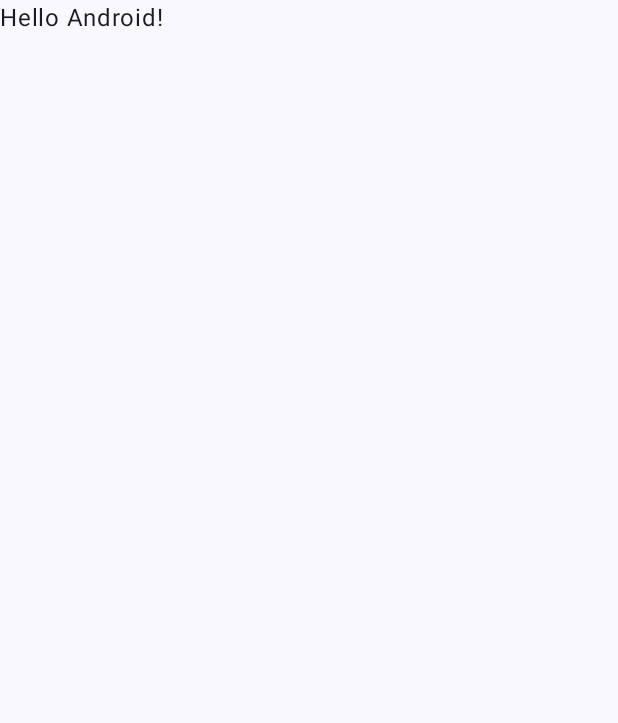
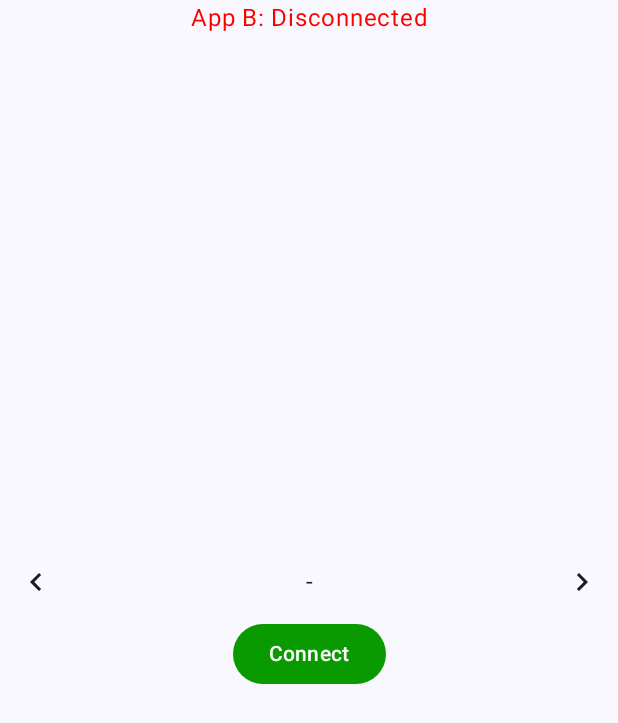
Before and after one commit to philipplackner/AndroidInternals2, an Android app built with Jetpack Compose: the screen it shows after launch (MainActivity), on a phone screen of 412 x 824 dp. Before the commit the part shown is almost empty. Shown: the top 723 px of the screen. Run offline under Robolectric (Android 15) with nearby library versions, the phone set to English and light mode, and no system bars.

Commit message:
Service binding via Messenger API

```diff
--- a/app/build.gradle.kts
+++ b/app/build.gradle.kts
@@ -56,4 +56,6 @@ dependencies {
     androidTestImplementation(libs.androidx.ui.test.junit4)
     debugImplementation(libs.androidx.ui.tooling)
     debugImplementation(libs.androidx.ui.test.manifest)
+
+    implementation(libs.androidx.lifecycle.runtime.compose)
 }
--- a/app/src/main/java/com/plcoding/androidinternals2/MainActivity.kt
+++ b/app/src/main/java/com/plcoding/androidinternals2/MainActivity.kt
@@ -11,37 +11,29 @@ import androidx.compose.material3.Text
 import androidx.compose.runtime.Composable
 import androidx.compose.ui.Modifier
 import androidx.compose.ui.tooling.preview.Preview
+import com.plcoding.androidinternals2.service.MusicControlsUi
 import com.plcoding.androidinternals2.ui.theme.AndroidInternals2Theme
 
 class MainActivity : ComponentActivity() {
+
+    private val musicController by lazy {
+        (application as MusicApp).musicServiceController
+    }
+
     override fun onCreate(savedInstanceState: Bundle?) {
         super.onCreate(savedInstanceState)
         enableEdgeToEdge()
         setContent {
             AndroidInternals2Theme {
                 Scaffold(modifier = Modifier.fillMaxSize()) { innerPadding ->
-                    Greeting(
-                        name = "Android",
-                        modifier = Modifier.padding(innerPadding)
+                    MusicControlsUi(
+                        controller = musicController,
+                        modifier = Modifier
+                            .fillMaxSize()
+                            .padding(innerPadding)
                     )
                 }
             }
         }
     }
 }
-
-@Composable
-fun Greeting(name: String, modifier: Modifier = Modifier) {
-    Text(
-        text = "Hello $name!",
-        modifier = modifier
-    )
-}
-
-@Preview(showBackground = true)
-@Composable
-fun GreetingPreview() {
-    AndroidInternals2Theme {
-        Greeting("Android")
-    }
-}
--- /dev/null
+++ b/app/src/main/java/com/plcoding/androidinternals2/MusicApp.kt
@@ -0,0 +1,14 @@
+package com.plcoding.androidinternals2
+
+import android.app.Application
+import com.plcoding.androidinternals2.service.MusicServiceController
+
+class MusicApp: Application() {
+
+    lateinit var musicServiceController: MusicServiceController
+
+    override fun onCreate() {
+        super.onCreate()
+        musicServiceController = MusicServiceController(this)
+    }
+}
--- /dev/null
+++ b/app/src/main/java/com/plcoding/androidinternals2/service/MusicControlsUi.kt
@@ -0,0 +1,117 @@
+@file:OptIn(ExperimentalFoundationApi::class)
+
+package com.plcoding.androidinternals2.service
+
+import androidx.compose.foundation.ExperimentalFoundationApi
+import androidx.compose.foundation.basicMarquee
+import androidx.compose.foundation.layout.Arrangement
+import androidx.compose.foundation.layout.Box
+import androidx.compose.foundation.layout.Column
+import androidx.compose.foundation.layout.Row
+import androidx.compose.foundation.layout.fillMaxSize
+import androidx.compose.foundation.layout.fillMaxWidth
+import androidx.compose.material.icons.Icons
+import androidx.compose.material.icons.automirrored.filled.KeyboardArrowLeft
+import androidx.compose.material.icons.automirrored.filled.KeyboardArrowRight
+import androidx.compose.material.icons.filled.KeyboardArrowLeft
+import androidx.compose.material3.Button
+import androidx.compose.material3.ButtonDefaults
+import androidx.compose.material3.Icon
+import androidx.compose.material3.IconButton
+import androidx.compose.material3.Text
+import androidx.compose.runtime.Composable
+import androidx.compose.runtime.getValue
+import androidx.compose.ui.Alignment
+import androidx.compose.ui.Modifier
+import androidx.compose.ui.graphics.Color
+import androidx.compose.ui.text.style.TextAlign
+import androidx.lifecycle.compose.collectAsStateWithLifecycle
+
+@Composable
+fun MusicControlsUi(
+    controller: MusicServiceController,
+    modifier: Modifier = Modifier
+) {
+    val isConnected by controller.isConnected.collectAsStateWithLifecycle()
+    val currentSong by controller.currentSong.collectAsStateWithLifecycle()
+    val green = Color(0xFF099A00)
+    Box(
+        modifier = modifier
+            .fillMaxSize(),
+        contentAlignment = Alignment.Center
+    ) {
+        if(isConnected) {
+            Text(
+                text = "App B: Connected",
+                color = green,
+                textAlign = TextAlign.Center,
+                modifier = Modifier.align(Alignment.TopCenter)
+            )
+        } else {
+            Text(
+                text = "App B: Disconnected",
+                color = Color.Red,
+                textAlign = TextAlign.Center,
+                modifier = Modifier.align(Alignment.TopCenter)
+            )
+        }
+        Column(
+            modifier = Modifier
+                .fillMaxWidth(),
+            horizontalAlignment = Alignment.CenterHorizontally
+        ) {
+            Row(
+                modifier = Modifier
+                    .fillMaxWidth(),
+                horizontalArrangement = Arrangement.Center,
+                verticalAlignment = Alignment.CenterVertically
+            ) {
+                IconButton(
+                    onClick = controller::previous
+                ) {
+                    Icon(
+                        imageVector = Icons.AutoMirrored.Filled.KeyboardArrowLeft,
+                        contentDescription = "Previous"
+                    )
+                }
+                Text(
+                    text = currentSong,
+                    modifier = Modifier
+                        .weight(1f)
+                        .basicMarquee(),
+                    textAlign = TextAlign.Center
+                )
+                IconButton(
+                    onClick = controller::next
+                ) {
+                    Icon(
+                        imageVector = Icons.AutoMirrored.Filled.KeyboardArrowRight,
+                        contentDescription = "Next"
+                    )
+                }
+            }
+            Button(
+                onClick = {
+                    if(isConnected) {
+                        controller.unbind()
+                    } else {
+                        controller.bind()
+                    }
+                },
+                colors = ButtonDefaults.buttonColors(
+                    containerColor = if(isConnected) {
+                        Color.Red
+                    } else {
+                        green
+                    }
+                )
+            ) {
+                if(isConnected) {
+                    Text(text = "Disconnect",)
+                } else {
+                    Text(text = "Connect")
+                }
+            }
+        }
+    }
+}
--- /dev/null
+++ b/app/src/main/java/com/plcoding/androidinternals2/service/MusicServiceController.kt
@@ -0,0 +1,114 @@
+package com.plcoding.androidinternals2.service
+
+import android.content.ComponentName
+import android.content.Context
+import android.content.Intent
+import android.content.ServiceConnection
+import android.os.Handler
+import android.os.IBinder
+import android.os.Looper
+import android.os.Message
+import android.os.Messenger
+import kotlinx.coroutines.CoroutineScope
+import kotlinx.coroutines.ExperimentalCoroutinesApi
+import kotlinx.coroutines.flow.MutableStateFlow
+import kotlinx.coroutines.flow.SharingStarted
+import kotlinx.coroutines.flow.asStateFlow
+import kotlinx.coroutines.flow.flatMapLatest
+import kotlinx.coroutines.flow.flowOf
+import kotlinx.coroutines.flow.stateIn
+
+class MusicServiceController(
+    private val context: Context,
+) {
+    private var serverMessenger: Messenger? = null
+    private val clientMessenger = Messenger(
+        ClientIncomingHandler(
+            onSongChanged = { _currentSong.value = it }
+        )
+    )
+
+    private val _isConnected = MutableStateFlow(false)
+    val isConnected = _isConnected.asStateFlow()
+
+    private val _currentSong = MutableStateFlow("-")
+    val currentSong = _currentSong.asStateFlow()
+
+    private val serviceConnection = object : ServiceConnection {
+        override fun onServiceConnected(name: ComponentName?, service: IBinder?) {
+            serverMessenger = Messenger(service)
+
+            val msg = Message.obtain(null, MusicServiceCommand.REGISTER.what)
+            msg.replyTo = clientMessenger
+            serverMessenger?.send(msg)
+
+            _isConnected.value = true
+        }
+
+        override fun onServiceDisconnected(name: ComponentName?) {
+            _isConnected.value = false
+            serverMessenger = null
+        }
+
+        override fun onBindingDied(name: ComponentName?) {
+            super.onBindingDied(name)
+            _isConnected.value = false
+            serverMessenger = null
+        }
+    }
+
+    fun bind() {
+        Intent("com.plcoding.BIND_TO_MUSIC_SERVICE").also {
+            it.`package` = "com.plcoding.androidinternals"
+            context.bindService(it, serviceConnection, Context.BIND_AUTO_CREATE)
+        }
+    }
+
+    fun unbind() {
+        val msg = Message.obtain(null, MusicServiceCommand.UNREGISTER.what)
+        msg.replyTo = clientMessenger
+        serverMessenger?.send(msg)
+
+        context.unbindService(serviceConnection)
+        _isConnected.value = false
+    }
+
+    fun next() {
+        val msg = Message.obtain(null, MusicServiceCommand.NEXT.what)
+        msg.replyTo = clientMessenger
+        serverMessenger?.send(msg)
+    }
+
+    fun previous() {
+        val msg = Message.obtain(null, MusicServiceCommand.PREVIOUS.what)
+        msg.replyTo = clientMessenger
+        serverMessenger?.send(msg)
+    }
+
+    class ClientIncomingHandler(
+        private val onSongChanged: (String) -> Unit
+    ): Handler(Looper.getMainLooper()) {
+
+        override fun handleMessage(msg: Message) {
+            val event = MusicServiceClientEvent.entries.find { it.what == msg.what }
+                ?: throw IllegalArgumentException("Invalid event.")
+            when(event) {
+                MusicServiceClientEvent.SONG_CHANGED -> {
+                    val songName = msg.data.getString("KEY_SONG_NAME") ?: return
+                    onSongChanged(songName)
+                }
+            }
+        }
+    }
+}
+
+enum class MusicServiceClientEvent(val what: Int) {
+    SONG_CHANGED(0)
+}
+
+enum class MusicServiceCommand(val what: Int) {
+    NEXT(0),
+    PREVIOUS(1),
+    REGISTER(2),
+    UNREGISTER(3),
+}
--- a/gradle/libs.versions.toml
+++ b/gradle/libs.versions.toml
@@ -24,6 +24,7 @@ androidx-ui-tooling-preview = { group = "androidx.compose.ui", name = "ui-toolin
 androidx-ui-test-manifest = { group = "androidx.compose.ui", name = "ui-test-manifest" }
 androidx-ui-test-junit4 = { group = "androidx.compose.ui", name = "ui-test-junit4" }
 androidx-material3 = { group = "androidx.compose.material3", name = "material3" }
+androidx-lifecycle-runtime-compose = { module = "androidx.lifecycle:lifecycle-runtime-compose", version.ref = "lifecycleRuntimeKtx" }
 
 [plugins]
 android-application = { id = "com.android.application", version.ref = "agp" }
```
Also changed, not shown: app/src/main/AndroidManifest.xml (+7 -0 lines).
